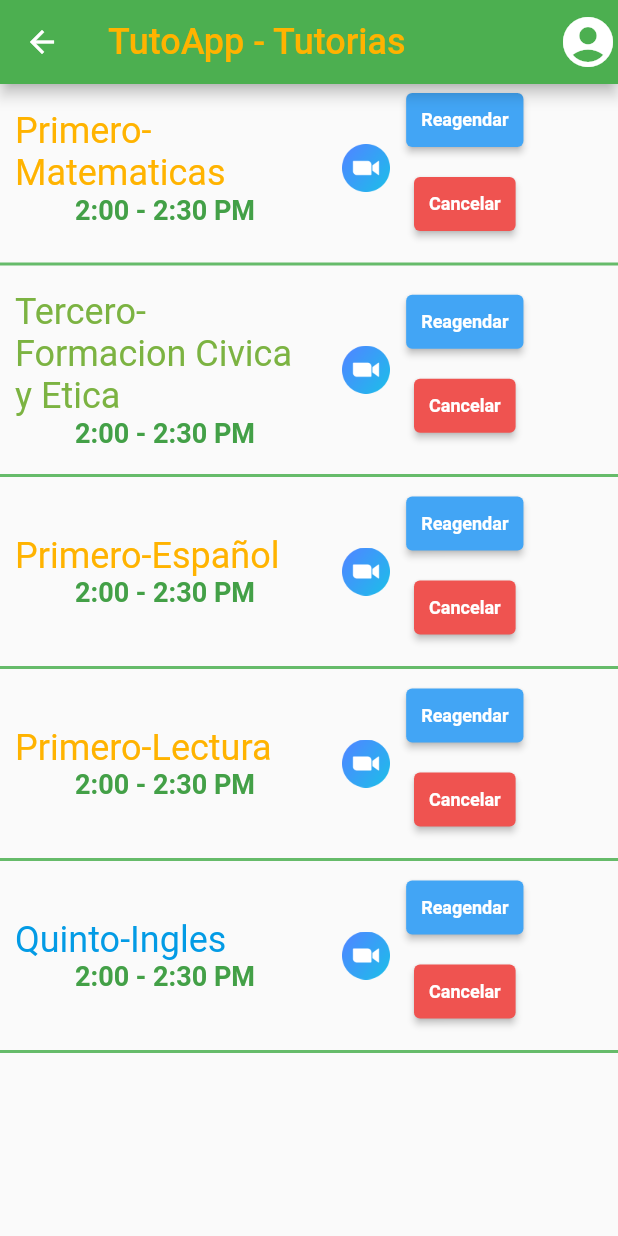
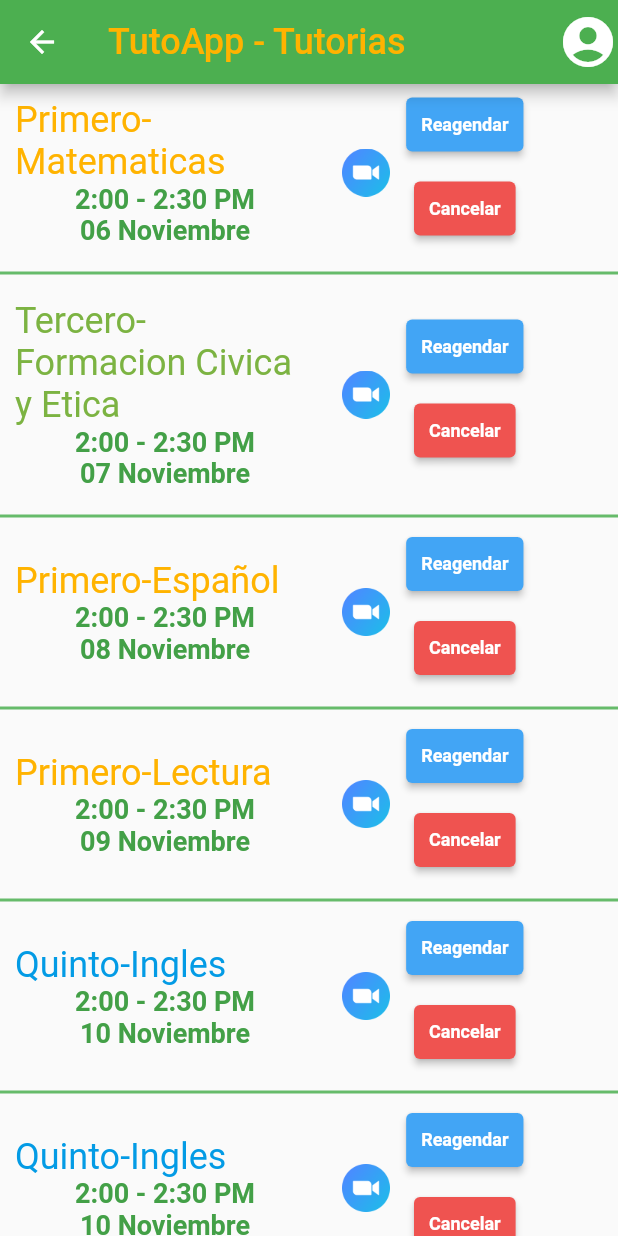
Before and after one commit to CluadiaSantana/Proyecto_Moviles, a Flutter app: the Agenda screen opened directly, on a phone screen of 412 x 824 dp. Run offline on Flutter 3.47's test engine with Material 2 defaults, Android fonts, the phone set to English and light mode, and no system bars; our stand-ins replace auth_buttons, bloc, equatable, flutter_bloc, font_awesome_flutter; missing offline and left inert: dart_date; Roboto replaces fonts that are missing (Chewy-Regular).

Commit message:
modified pages

```diff
--- a/proyecto/lib/main.dart
+++ b/proyecto/lib/main.dart
@@ -4,6 +4,7 @@ import 'package:proyecto/pages/agenda.dart';
 import 'package:proyecto/pages/agendar_tutoria.dart';
 import 'package:proyecto/pages/bloc/tutoapp_bloc.dart';
 import 'package:proyecto/pages/homepage.dart';
+import 'package:proyecto/pages/login/login_form.dart';
 import 'package:proyecto/pages/login/login_page.dart';
 import 'package:proyecto/pages/tutorias_disponibles.dart';
 
@@ -18,7 +19,7 @@ class MyApp extends StatelessWidget {
     return MaterialApp(
       title: 'Tutoappa',
       theme: ThemeData(appBarTheme: AppBarTheme(color: Colors.green)),
-      home: LoginPage(),
+      home: LoginForm(),
     );
   }
 }
--- a/proyecto/lib/pages/agenda.dart
+++ b/proyecto/lib/pages/agenda.dart
@@ -47,19 +47,25 @@ class Agenda extends StatelessWidget {
             return Column(
               children: [
                 _tutoAg(context, "Primero-Matematicas", "2:00 - 2:30 PM",
-                    Colors.amber[600]!),
+                    "06 Noviembre", Colors.amber[600]!),
                 Divider(thickness: 2, color: Colors.green[400]),
                 _tutoAg(context, "Tercero-Formacion Civica y Etica",
-                    "2:00 - 2:30 PM", Colors.lightGreen[600]!),
+                    "2:00 - 2:30 PM", "07 Noviembre", Colors.lightGreen[600]!),
                 Divider(thickness: 2, color: Colors.green[400]),
                 _tutoAg(context, "Primero-Español", "2:00 - 2:30 PM",
-                    Colors.amber[600]!),
+                    "08 Noviembre", Colors.amber[600]!),
                 Divider(thickness: 2, color: Colors.green[400]),
                 _tutoAg(context, "Primero-Lectura", "2:00 - 2:30 PM",
-                    Colors.amber[600]!),
+                    "09 Noviembre", Colors.amber[600]!),
                 Divider(thickness: 2, color: Colors.green[400]),
                 _tutoAg(context, "Quinto-Ingles", "2:00 - 2:30 PM",
-                    Colors.lightBlue[600]!),
+                    "10 Noviembre", Colors.lightBlue[600]!),
+                Divider(thickness: 2, color: Colors.green[400]),
+                _tutoAg(context, "Quinto-Ingles", "2:00 - 2:30 PM",
+                    "10 Noviembre", Colors.lightBlue[600]!),
+                Divider(thickness: 2, color: Colors.green[400]),
+                _tutoAg(context, "Quinto-Ingles", "2:00 - 2:30 PM",
+                    "10 Noviembre", Colors.lightBlue[600]!),
                 Divider(thickness: 2, color: Colors.green[400]),
               ],
             );
@@ -67,7 +73,7 @@ class Agenda extends StatelessWidget {
         ));
   }
 
-  Row _tutoAg(context, String title, String horario, Color col) {
+  Row _tutoAg(context, String title, String horario, String fecha, Color col) {
     return Row(
       mainAxisAlignment: MainAxisAlignment.start,
       children: [
@@ -86,6 +92,13 @@ class Agenda extends StatelessWidget {
               ),
               Text(
                 horario,
+                style: TextStyle(
+                    fontSize: 18,
+                    color: Colors.green[600],
+                    fontWeight: FontWeight.bold),
+              ),
+              Text(
+                fecha,
                 style: TextStyle(
                     fontSize: 18,
                     color: Colors.green[600],
--- a/proyecto/lib/pages/bloc/tutoapp_bloc.dart
+++ b/proyecto/lib/pages/bloc/tutoapp_bloc.dart
@@ -124,7 +124,7 @@ class TutoappBloc extends Bloc<TutoappEvent, TutoappState> {
 
   FutureOr<void> _goZoom(
       TutoappZoomEvent event, Emitter<TutoappState> emit) async {
-    Uri url = Uri.parse("https://www.google.com/");
+    Uri url = Uri.parse("https://zoom.us");
     await launchUrl(
       url,
       mode: LaunchMode.externalApplication,
```
Also changed, not shown: 1 other file.
